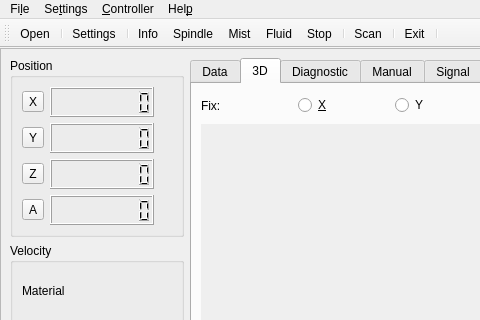
Old version of the form sources/forms/MainWindow.ui in the repository eduard-x/cnc-qt; both pictures show x 0 to 480 and y 0 to 320 of the 711 by 661 pixel window.
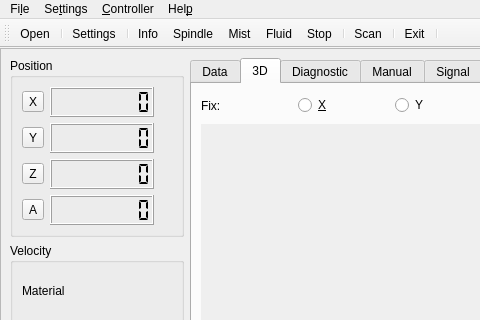
New version of the form. The open tabs and pages were chosen to show the change. Icons and pictures are not drawn.

Commit message: lcd widgets are changed

```diff
--- a/sources/forms/MainWindow.ui
+++ b/sources/forms/MainWindow.ui
@@ -233,6 +233,12 @@
             </item>
             <item row="0" column="2">
              <widget class="QLCDNumber" name="numPosX">
+              <property name="autoFillBackground">
+               <bool>false</bool>
+              </property>
+              <property name="lineWidth">
+               <number>1</number>
+              </property>
               <property name="smallDecimalPoint">
                <bool>false</bool>
               </property>
@@ -243,7 +249,7 @@
                <number>8</number>
               </property>
               <property name="segmentStyle">
-               <enum>QLCDNumber::Filled</enum>
+               <enum>QLCDNumber::Flat</enum>
               </property>
              </widget>
             </item>
@@ -258,6 +264,9 @@
               <property name="digitCount">
                <number>8</number>
               </property>
+              <property name="segmentStyle">
+               <enum>QLCDNumber::Flat</enum>
+              </property>
              </widget>
             </item>
             <item row="2" column="2">
@@ -271,6 +280,9 @@
               <property name="digitCount">
                <number>8</number>
               </property>
+              <property name="segmentStyle">
+               <enum>QLCDNumber::Flat</enum>
+              </property>
              </widget>
             </item>
             <item row="3" column="2">
@@ -284,6 +296,9 @@
               <property name="digitCount">
                <number>8</number>
               </property>
+              <property name="segmentStyle">
+               <enum>QLCDNumber::Flat</enum>
+              </property>
              </widget>
             </item>
             <item row="1" column="1">
```
Left out of the diff: 2 changed lines with no effect on the pictures. The commit also changes 1 other file.
